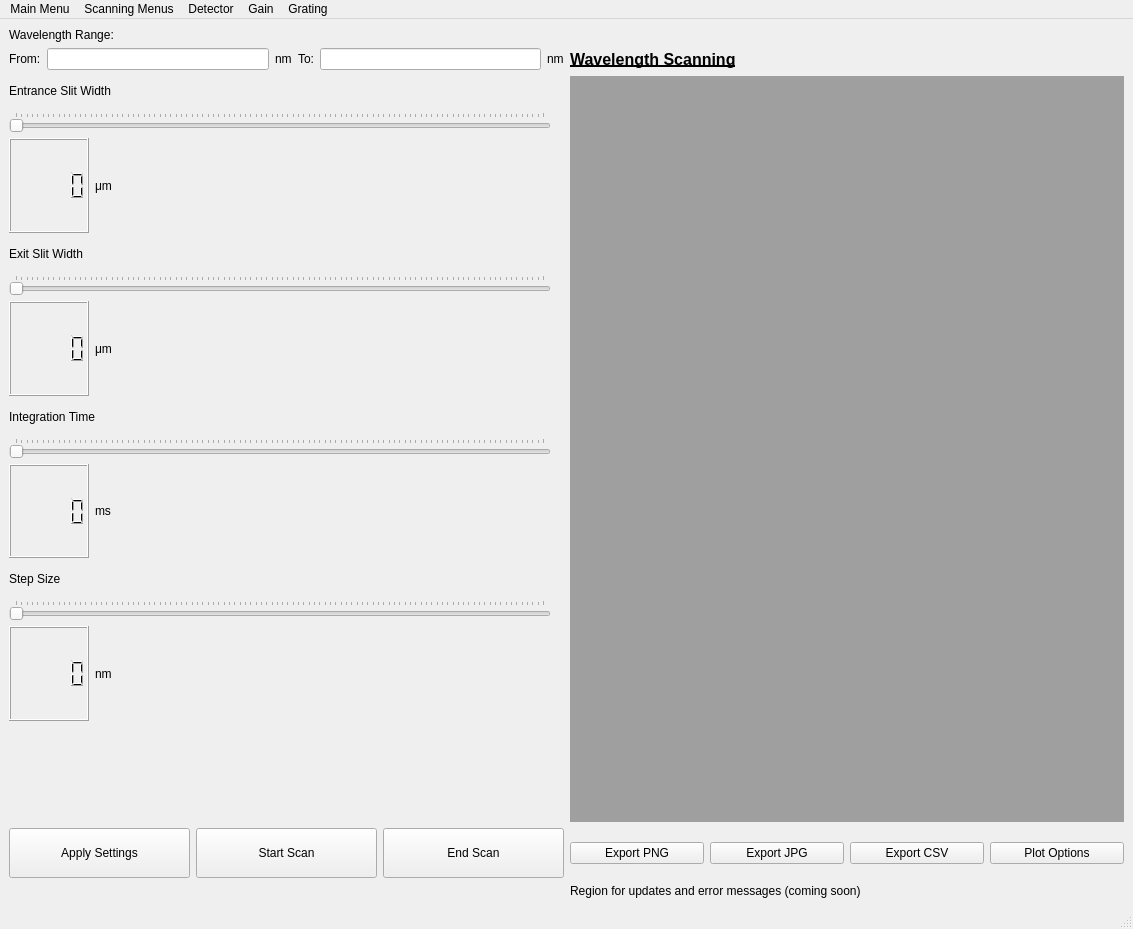
Above: ScanningMenu_Design.ui from gitmarcus34/Spectro_GUI before the change. Below: the same form after it.
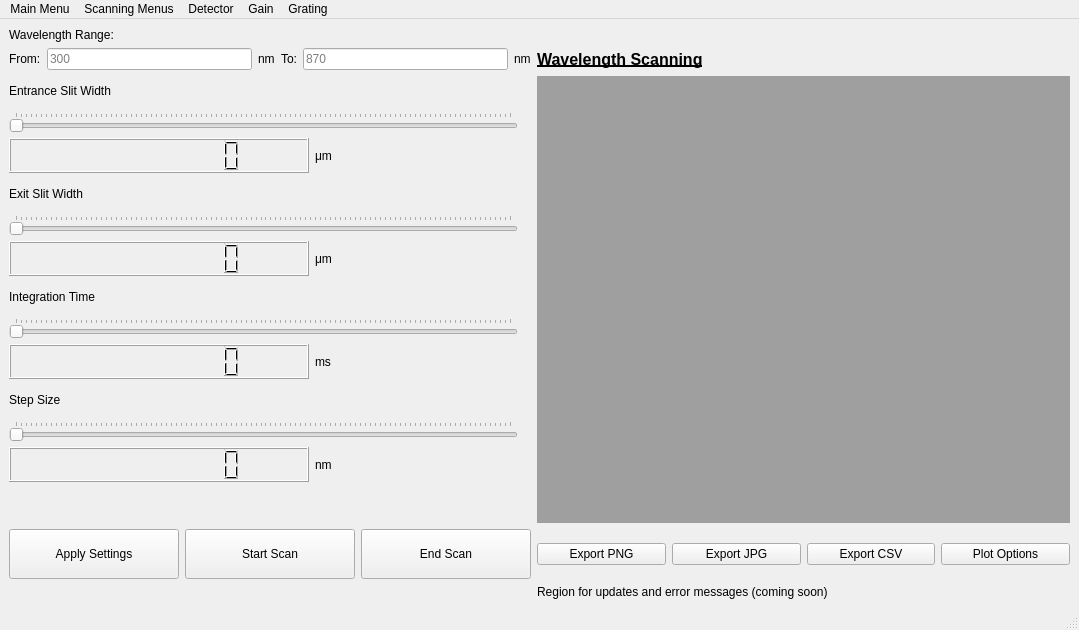
That is the form after the change.

Commit message: The scanning menu has soem new crucial updates on inputs and menu bar

What changed in the file:
```diff
--- a/ScanningMenu_Design.ui
+++ b/ScanningMenu_Design.ui
@@ -6,8 +6,8 @@
    <rect>
     <x>0</x>
     <y>0</y>
-    <width>1133</width>
-    <height>929</height>
+    <width>1079</width>
+    <height>630</height>
    </rect>
   </property>
   <property name="sizePolicy">
@@ -205,12 +205,21 @@
        <layout class="QGridLayout" name="gridLayout">
         <item row="0" column="0">
          <widget class="QLCDNumber" name="lcdNum_ExitSlider">
+          <property name="minimumSize">
+           <size>
+            <width>300</width>
+            <height>0</height>
+           </size>
+          </property>
           <property name="maximumSize">
            <size>
             <width>80</width>
             <height>16777215</height>
            </size>
           </property>
+          <property name="digitCount">
+           <number>10</number>
+          </property>
          </widget>
         </item>
         <item row="0" column="1">
@@ -239,12 +248,21 @@
        <layout class="QHBoxLayout" name="horizontalLayout_3">
         <item>
          <widget class="QLCDNumber" name="lcdNum_EntranceSlider">
+          <property name="minimumSize">
+           <size>
+            <width>300</width>
+            <height>0</height>
+           </size>
+          </property>
           <property name="maximumSize">
            <size>
-            <width>80</width>
+            <width>280</width>
             <height>16777215</height>
            </size>
           </property>
+          <property name="digitCount">
+           <number>10</number>
+          </property>
          </widget>
         </item>
         <item>
@@ -260,12 +278,21 @@
        <layout class="QGridLayout" name="gridLayout_2">
         <item row="0" column="0">
          <widget class="QLCDNumber" name="lcdNum_IntTimeSlider">
+          <property name="minimumSize">
+           <size>
+            <width>300</width>
+            <height>0</height>
+           </size>
+          </property>
           <property name="maximumSize">
            <size>
             <width>80</width>
             <height>16777215</height>
            </size>
           </property>
+          <property name="digitCount">
+           <number>10</number>
+          </property>
          </widget>
         </item>
         <item row="0" column="1">
@@ -281,12 +308,33 @@
        <layout class="QGridLayout" name="gridLayout_3">
         <item row="0" column="0">
          <widget class="QLCDNumber" name="lcdNum_StepSizeSlider">
+          <property name="minimumSize">
+           <size>
+            <width>300</width>
+            <height>0</height>
+           </size>
+          </property>
           <property name="maximumSize">
            <size>
             <width>80</width>
             <height>16777215</height>
            </size>
           </property>
+          <property name="smallDecimalPoint">
+           <bool>false</bool>
+          </property>
+          <property name="digitCount">
+           <number>10</number>
+          </property>
+          <property name="segmentStyle">
+           <enum>QLCDNumber::Filled</enum>
+          </property>
+          <property name="value" stdset="0">
+           <double>0.000000000000000</double>
+          </property>
+          <property name="intValue" stdset="0">
+           <number>0</number>
+          </property>
          </widget>
         </item>
         <item row="0" column="1">
@@ -365,6 +413,9 @@
         <property name="text">
          <string/>
         </property>
+        <property name="placeholderText">
+         <string>300</string>
+        </property>
        </widget>
       </item>
       <item row="1" column="2">
@@ -379,6 +430,9 @@
         <property name="text">
          <string/>
         </property>
+        <property name="placeholderText">
+         <string>870</string>
+        </property>
        </widget>
       </item>
       <item row="1" column="5">
@@ -418,7 +472,7 @@
     <rect>
      <x>0</x>
      <y>0</y>
-     <width>1133</width>
+     <width>1079</width>
      <height>26</height>
     </rect>
    </property>
```
Left out of the diff: 252 changed lines with no effect on the pictures. The commit also changes 9 other files.
